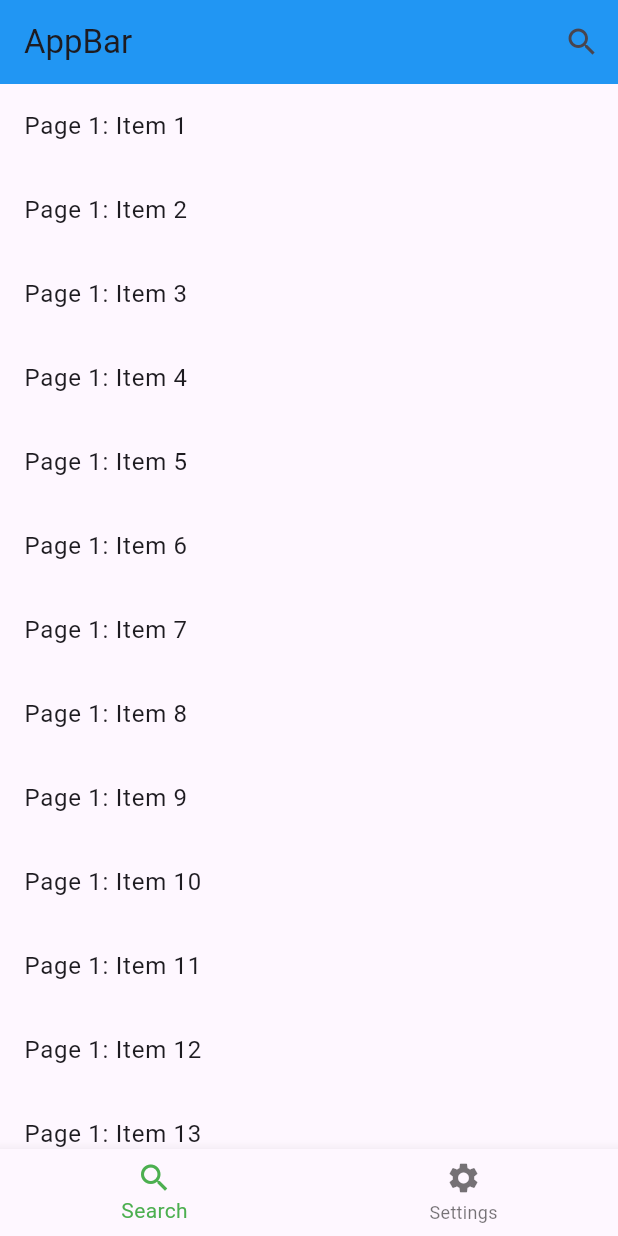
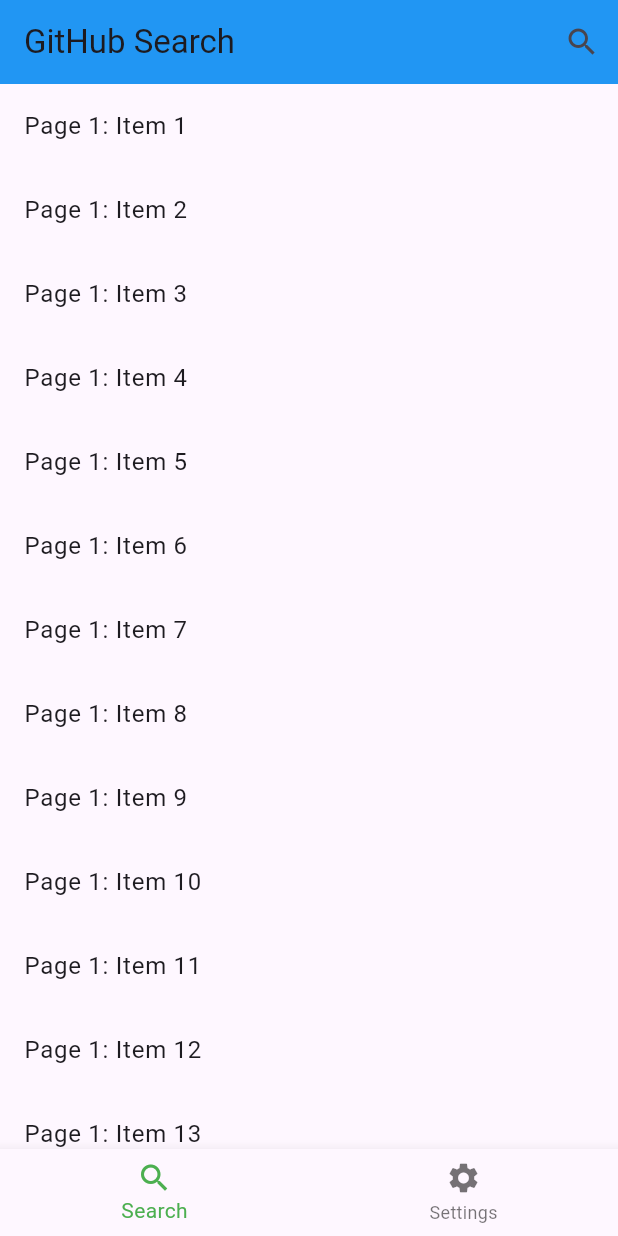
Before and after one commit to khirohis/githubsearch, a Flutter app: the screen it shows after launch, on a phone screen of 412 x 824 dp. Run offline on Flutter 3.47's test engine with Material 3 defaults, Android fonts, the phone set to English and light mode, and no system bars; our stand-ins replace flutter_riverpod, go_router.

Commit message:
introduce the GoRouter library

```diff
--- a/lib/main_application.dart
+++ b/lib/main_application.dart
@@ -1,19 +1,22 @@
 import 'package:flutter/material.dart';
-import 'main_home_page.dart';
+import 'package:flutter_riverpod/flutter_riverpod.dart';
+import 'router.dart';
 
-class MainApplication extends StatelessWidget {
+class MainApplication extends ConsumerWidget {
   const MainApplication({super.key});
 
   // This widget is the root of your application.
   @override
-  Widget build(BuildContext context) {
-    return MaterialApp(
+  Widget build(BuildContext context, WidgetRef ref) {
+    final router = ref.watch(routerProvider);
+
+    return MaterialApp.router(
       title: 'GitHub Search',
       theme: ThemeData(
         colorScheme: ColorScheme.fromSeed(seedColor: Colors.deepPurple),
         useMaterial3: true,
       ),
-      home: const MainHomePage(title: 'GitHub Search Home Page'),
+      routerConfig: router,
     );
   }
 }
--- a/lib/main_home_page.dart
+++ b/lib/main_home_page.dart
@@ -1,43 +1,38 @@
 import 'package:flutter/material.dart';
+import 'package:go_router/go_router.dart';
 import 'search_app_bar.dart';
-import 'search_screen.dart';
-import 'settings_screen.dart';
 
-class MainHomePage extends StatefulWidget {
-  const MainHomePage({super.key, required this.title});
+class MainHomePage extends StatelessWidget {
+  const MainHomePage({
+    super.key,
+    required this.title,
+    required this.child,
+  });
 
   final String title;
+  final Widget child;
 
-  @override
-  State<MainHomePage> createState() => _MainHomePageState();
-}
-
-class _MainHomePageState extends State<MainHomePage> {
-  int _selectedTabIndex = 0;
-  final int _searchTabIndex = 0;
-
-  static const List<Widget> _widgetOptions = <Widget>[
-    SearchScreen(),
-    SettingsScreen(),
-  ];
-
-  void _onItemTapped(int index) {
-    setState(() {
-      _selectedTabIndex = index;
-    });
+  int _calculateSelectedIndex(BuildContext context) {
+    final String location = GoRouterState.of(context).uri.path;
+    if (location.startsWith('/settings')) {
+      return 1;
+    }
+    return 0;
   }
 
   @override
   Widget build(BuildContext context) {
+    final selectedIndex = _calculateSelectedIndex(context);
+    final isSearchTab = selectedIndex == 0;
+
     return Scaffold(
       appBar: SearchAppBar(
-        title: 'AppBar',
-        isSearchEnabled: _selectedTabIndex == _searchTabIndex),
-
+        title: title,
+        isSearchEnabled: isSearchTab,
+      ),
       body: Center(
-        child: _widgetOptions.elementAt(_selectedTabIndex),
+        child: child,
       ),
-
       bottomNavigationBar: BottomNavigationBar(
         items: const <BottomNavigationBarItem>[
           BottomNavigationBarItem(
@@ -49,9 +44,18 @@ class _MainHomePageState extends State<MainHomePage> {
             label: 'Settings',
           ),
         ],
-        currentIndex: _selectedTabIndex,
+        currentIndex: selectedIndex,
         selectedItemColor: Colors.green,
-        onTap: _onItemTapped,
+        onTap: (index) {
+          switch (index) {
+            case 0:
+              context.go('/search');
+              break;
+            case 1:
+              context.go('/settings');
+              break;
+          }
+        },
       ),
     );
   }
--- /dev/null
+++ b/lib/router.dart
@@ -0,0 +1,53 @@
+import 'package:flutter/material.dart';
+import 'package:flutter_riverpod/flutter_riverpod.dart';
+import 'package:go_router/go_router.dart';
+import 'main_home_page.dart';
+import 'search_screen.dart';
+import 'settings_screen.dart';
+
+// Navigatorのグローバルキー
+final _rootNavigatorKey = GlobalKey<NavigatorState>();
+final _shellNavigatorKey = GlobalKey<NavigatorState>();
+
+final routerProvider = Provider<GoRouter>((ref) {
+  return GoRouter(
+    navigatorKey: _rootNavigatorKey,
+    initialLocation: '/search', // 初期表示のパス
+    routes: [
+      // BottomNavigationBarを持つShellRoute
+      ShellRoute(
+        navigatorKey: _shellNavigatorKey,
+        builder: (context, state, child) {
+          // MainHomePageが共通のUI（Shell）となる
+          // child には、サブブランチのルート（SearchScreenやSettingsScreen）が入る
+          return MainHomePage(
+            title: 'GitHub Search',
+            child: child,
+          );
+        },
+        routes: [
+          // 検索画面
+          GoRoute(
+            path: '/search',
+            pageBuilder: (context, state) => const NoTransitionPage(
+              child: SearchScreen(),
+            ),
+          ),
+          // 設定画面
+          GoRoute(
+            path: '/settings',
+            pageBuilder: (context, state) => const NoTransitionPage(
+              child: SettingsScreen(),
+            ),
+          ),
+        ],
+      ),
+      // ShellRouteの外側に配置したい画面があればここに追加
+      // 例:
+      // GoRoute(
+      //   path: '/detail/:id',
+      //   builder: (context, state) => DetailScreen(id: state.pathParameters['id']!),
+      // ),
+    ],
+  );
+});
--- a/pubspec.yaml
+++ b/pubspec.yaml
@@ -35,6 +35,8 @@ dependencies:
   # The following adds the Cupertino Icons font to your application.
   # Use with the CupertinoIcons class for iOS style icons.
   cupertino_icons: ^1.0.6
+
+  go_router: ^15.2.4
 
   flutter_riverpod: ^2.6.1
 
```
